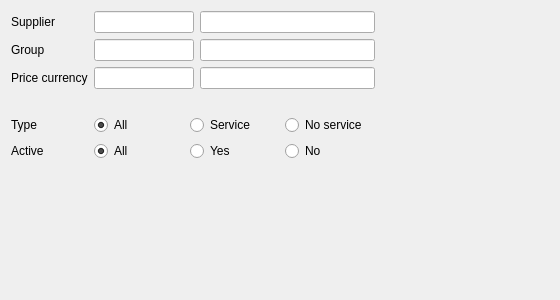
First picture: the form in Reports/cr5goodsfilter.ui, repository End1-1/Elina.Cafe5, before the edit.
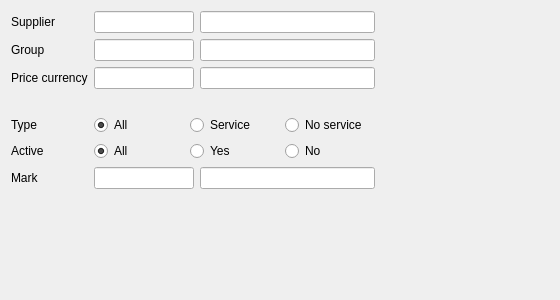
Second picture: the form after the edit. Custom widgets are drawn as their Qt base class.

```diff
--- a/Reports/cr5goodsfilter.ui
+++ b/Reports/cr5goodsfilter.ui
@@ -27,6 +27,36 @@
      </property>
     </spacer>
    </item>
+   <item row="6" column="0">
+    <widget class="QLabel" name="label_10">
+     <property name="text">
+      <string>Mark</string>
+     </property>
+    </widget>
+   </item>
+   <item row="6" column="1">
+    <widget class="C5LineEditWithSelector" name="leMark">
+     <property name="maximumSize">
+      <size>
+       <width>100</width>
+       <height>16777215</height>
+      </size>
+     </property>
+     <property name="FilterName" stdset="0">
+      <string>mark</string>
+     </property>
+    </widget>
+   </item>
+   <item row="6" column="2">
+    <widget class="C5LineEditWithSelector" name="leMarkName">
+     <property name="focusPolicy">
+      <enum>Qt::NoFocus</enum>
+     </property>
+     <property name="readOnly">
+      <bool>true</bool>
+     </property>
+    </widget>
+   </item>
    <item row="5" column="0">
     <widget class="QLabel" name="label_8">
      <property name="text">
```
Left out of the diff: 1 changed line with no effect on the pictures.
